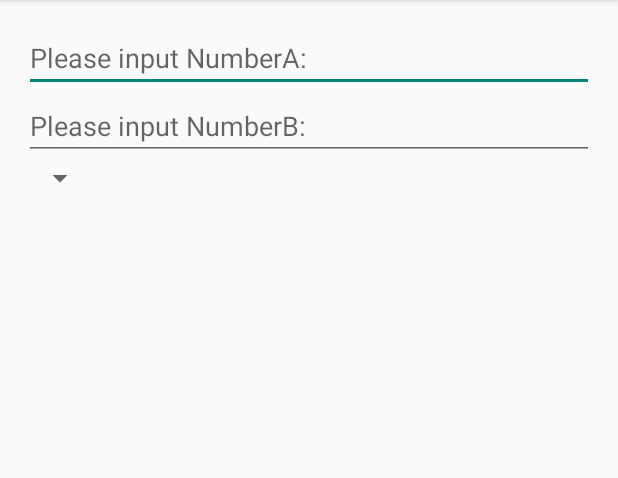
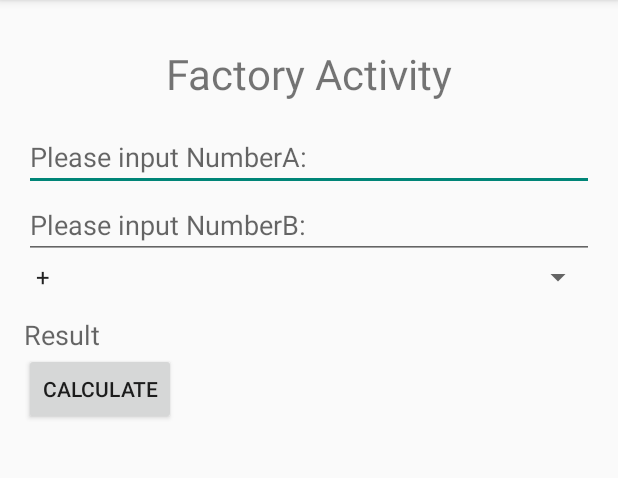
Before and after one commit to yidinghe/bluesky-design-pattern, an Android app: the screen it shows after launch (FactoryActivity), on a phone screen of 412 x 824 dp, the part 84-562 px from its top. Run offline under Robolectric (Android 15) with nearby library versions, the phone set to English and light mode, and no system bars.

Commit message:
Finish Factory Activity.

```diff
--- a/app/src/main/java/com/blueskyhe/blueskydesignpattern/factory/FactoryActivity.java
+++ b/app/src/main/java/com/blueskyhe/blueskydesignpattern/factory/FactoryActivity.java
@@ -2,10 +2,17 @@ package com.blueskyhe.blueskydesignpattern.factory;
 
 import android.app.Activity;
 import android.os.Bundle;
+import android.text.TextUtils;
 import android.view.Menu;
 import android.view.MenuItem;
+import android.view.View;
+import android.widget.AdapterView;
+import android.widget.ArrayAdapter;
+import android.widget.Button;
 import android.widget.EditText;
 import android.widget.Spinner;
+import android.widget.TextView;
+import android.widget.Toast;
 
 import com.blueskyhe.blueskydesignpattern.R;
 import com.blueskyhe.blueskydesignpattern.factory.domains.Operation;
@@ -17,9 +24,10 @@ public class FactoryActivity extends Activity {
     private EditText mInputNumberA;
     private EditText mInputNumberB;
     private Spinner mSpinner;
+    private TextView mResult;
+
 
     private Operation mOper;
-    private OperationFactory mOperationFactory;
 
 
     @Override
@@ -30,7 +38,41 @@ public class FactoryActivity extends Activity {
     }
 
     private void initViews() {
+        mInputNumberA = (EditText) findViewById(R.id.et_input_number_A);
+        mInputNumberB = (EditText) findViewById(R.id.et_input_number_B);
+        mSpinner = (Spinner) findViewById(R.id.spinner);
+        mResult = (TextView) findViewById(R.id.tv_results);
 
+        final String[] mItems = OperationFactory.getAllOperations();
+
+        mSpinner.setAdapter(new ArrayAdapter<String>(this, android.R.layout.simple_spinner_item, mItems));
+
+        mSpinner.setOnItemSelectedListener(new AdapterView.OnItemSelectedListener() {
+            @Override
+            public void onItemSelected(AdapterView<?> parent, View view, int position, long id) {
+                mOper = OperationFactory.createOperation(mItems[position]);
+            }
+
+            @Override
+            public void onNothingSelected(AdapterView<?> parent) {
+                Toast.makeText(FactoryActivity.this, "Please check your inputs", Toast.LENGTH_SHORT).show();
+            }
+        });
+    }
+
+    public void calculate(View view) {
+        String mNumberA = mInputNumberA.getText().toString().trim();
+        String mNumberB = mInputNumberB.getText().toString().trim();
+
+        if (TextUtils.isEmpty(mNumberA) || TextUtils.isEmpty(mNumberB)) {
+            Toast.makeText(this, "Please check your inputs", Toast.LENGTH_SHORT).show();
+            return;
+        }
+
+        mOper.setNumberA(Double.parseDouble(mNumberA));
+        mOper.setNumberB(Double.parseDouble(mNumberB));
+
+        mResult.setText(mOper.getResult() + "");
     }
 
 
--- a/app/src/main/java/com/blueskyhe/blueskydesignpattern/factory/factory/OperationFactory.java
+++ b/app/src/main/java/com/blueskyhe/blueskydesignpattern/factory/factory/OperationFactory.java
@@ -40,4 +40,10 @@ public class OperationFactory {
         return oper;
 
     }
+
+    public static String[] getAllOperations() {
+
+        return new String[]{OPERATION_ADD, OPERATION_SUB, OPERATION_MUL, OPERATION_DIV};
+
+    }
 }
--- a/app/src/main/res/layout/activity_factory.xml
+++ b/app/src/main/res/layout/activity_factory.xml
@@ -8,8 +8,21 @@
     android:paddingBottom="@dimen/activity_vertical_margin"
     tools:context=".FactoryActivity">
 
+    <TextView
+
+        android:gravity="center"
+        android:id="@+id/tv_title"
+        android:text="@string/factory_activity"
+        android:layout_centerHorizontal="true"
+        android:textSize="28sp"
+        android:layout_width="match_parent"
+        android:layout_height="wrap_content"
+        android:layout_marginTop="14dp" />
+
     <EditText
+        android:layout_marginTop="14dp"
         android:inputType="numberDecimal"
+        android:layout_below="@+id/tv_title"
         android:hint="@string/et_input_numberA_hint"
         android:id="@+id/et_input_number_A"
         android:layout_width="match_parent"
@@ -25,10 +38,29 @@
         android:layout_height="wrap_content" />
 
     <Spinner
-        android:layout_width="wrap_content"
+        android:layout_width="match_parent"
         android:layout_height="wrap_content"
         android:id="@+id/spinner"
         android:layout_below="@+id/et_input_number_B"
         android:layout_alignParentStart="true" />
 
+    <TextView
+        android:textSize="18sp"
+        android:layout_width="match_parent"
+        android:layout_height="wrap_content"
+        android:id="@+id/tv_results"
+        android:hint="@string/tv_result"
+        android:layout_below="@+id/spinner"
+        android:layout_alignParentStart="true"
+        android:layout_marginTop="14dp" />
+
+    <Button
+        android:onClick="calculate"
+        android:layout_width="wrap_content"
+        android:layout_height="wrap_content"
+        android:text="@string/btn_calculate"
+        android:id="@+id/btn_calculate"
+        android:layout_below="@+id/tv_results"
+        android:layout_alignParentStart="true" />
+
 </RelativeLayout>
--- a/app/src/main/res/values/strings.xml
+++ b/app/src/main/res/values/strings.xml
@@ -3,7 +3,12 @@
 
     <string name="hello_world">Hello world!</string>
     <string name="action_settings">Settings</string>
+    <string name="factory_activity">Factory Activity</string>
 
     <string name="et_input_numberA_hint">Please input NumberA:</string>
     <string name="et_input_numberB_hint">Please input NumberB:</string>
+    <string name="tv_result">Result</string>
+    <string name="btn_calculate">Calculate</string>
+
+
 </resources>
```
Also changed, not shown: 1 other file.
